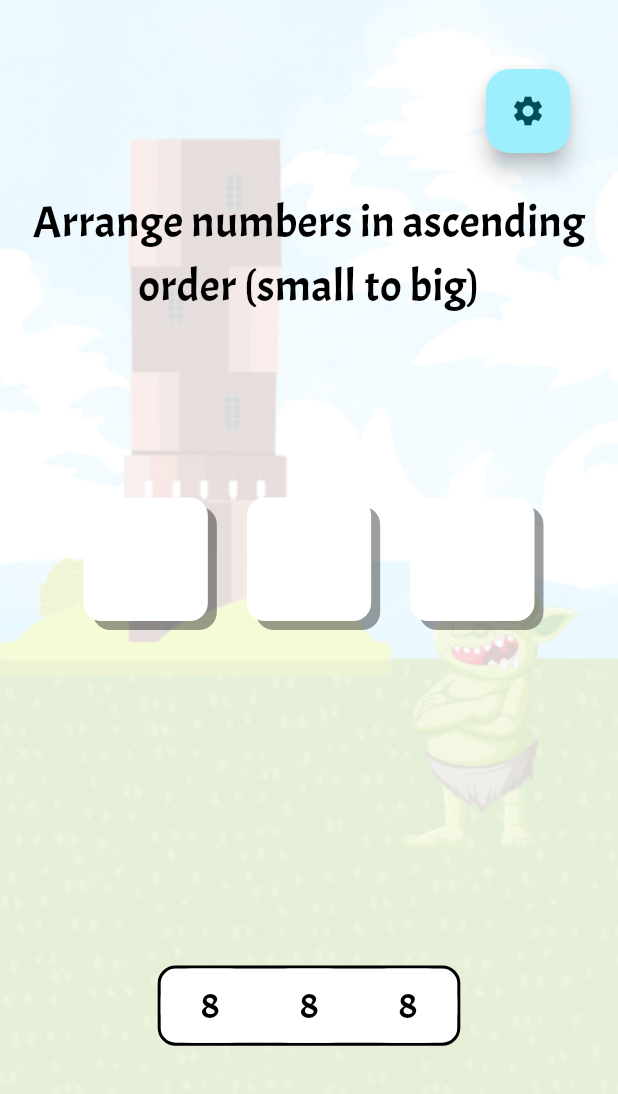
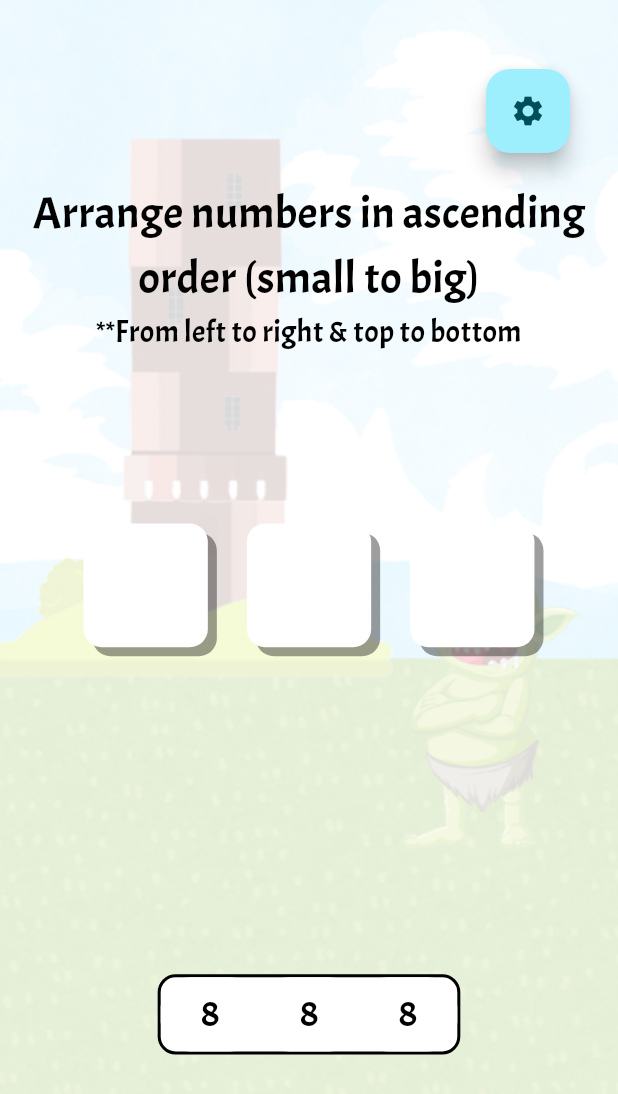
Before and after one commit to siangry/numberland_adventure, a Flutter app: the OrderNumberGamePage screen opened directly with empty values, on a phone screen of 412 x 824 dp. Shown: the top 1094 px of the screen. Run offline on Flutter 3.47's test engine with Material 3 defaults, Android fonts, the phone set to English and light mode, and no system bars; our stand-ins replace shared_preferences; missing offline and left inert: flame_audio; accounts and stored records are empty.

Commit message:
fix: add mention to order game

```diff
--- a/lib/app/view/orderingNumberScreen/order_number_game_page.dart
+++ b/lib/app/view/orderingNumberScreen/order_number_game_page.dart
@@ -115,10 +115,21 @@ class _OrderNumberGamePageState extends State<OrderNumberGamePage> {
               crossAxisAlignment: CrossAxisAlignment.center,
               mainAxisAlignment: MainAxisAlignment.spaceEvenly,
               children: [
-                Text(
-                  questionText,
-                  style: TextStyle(color: ColorConstant.black, fontSize: 30),
-                  textAlign: TextAlign.center,
+                Column(
+                  children: [
+                    Text(
+                      questionText,
+                      style:
+                          TextStyle(color: ColorConstant.black, fontSize: 30),
+                      textAlign: TextAlign.center,
+                    ),
+                    Text(
+                      S.current.fromLeftToRight,
+                      style:
+                          TextStyle(color: ColorConstant.black, fontSize: 20),
+                      textAlign: TextAlign.center,
+                    ),
+                  ],
                 ),
                 Wrap(
                   spacing: 10,
--- a/lib/l10n/intl_en.arb
+++ b/lib/l10n/intl_en.arb
@@ -24,6 +24,7 @@
   "arrangetheNumberBlocks": "Arrange the number blocks to build the correct tower and restore Numberland's skyline!",
   "arrangeNumbersInAscending": "Arrange numbers in ascending order (small to big)",
   "arrangeNumbersInDescending": "Arrange numbers in descending order (big to small)",
+  "fromLeftToRight": "**From left to right & top to bottom",
   "congratulationYouHavehelp": "Congratulation! You have successfully built the correct tower.",
   "oopsTheTowerIsNotBuilt": "Oops! The tower is not built correctly.",
   "theNumberWizardNeeds": "The Number Wizard needs your help to make magic potions!",
--- a/lib/l10n/intl_ms.arb
+++ b/lib/l10n/intl_ms.arb
@@ -24,6 +24,7 @@
     "arrangetheNumberBlocks":"Susun blok nombor untuk membina menara yang betul dan memulihkan latar langit Numberland!",
     "arrangeNumbersInAscending":"Susun nombor dalam tertib menaik (kecil ke besar)",
     "arrangeNumbersInDescending":"Susun nombor dalam tertib menurun (besar ke kecil)",
+    "fromLeftToRight": "**Dari kiri ke kanan & atas ke bawah",
     "congratulationYouHavehelp":"Tahniah! Anda telah berjaya membina Menara Nombor dengan betul.",
     "oopsTheTowerIsNotBuilt":"Aduh! Menara Nombor tidak dibina dengan betul.",
     "theNumberWizardNeeds":"Wizard Nombor memerlukan bantuan anda untuk membuat ramuan ajaib!",
--- a/lib/l10n/intl_zh.arb
+++ b/lib/l10n/intl_zh.arb
@@ -24,6 +24,7 @@
     "arrangetheNumberBlocks":"排列数字积木，建造正确的塔楼，恢复数字王国的天际线！",
     "arrangeNumbersInAscending":"按顺序（从小到大）排列数字",
     "arrangeNumbersInDescending":"按逆序（从大到小）排列数字",
+    "fromLeftToRight": "**从左到右 & 从上到下",
     "congratulationYouHavehelp":"恭喜你！你成功建造了正确的数字塔。",
     "oopsTheTowerIsNotBuilt":"哎呀！你没能建造正确的数字塔。",
     "theNumberWizardNeeds":"数字魔法师需要你帮忙制作魔法药水！",
```
Also changed, not shown: lib/generated/intl/messages_en.dart, lib/generated/intl/messages_ms.dart, lib/generated/intl/messages_zh.dart, lib/generated/l10n.dart, 15 other files.
